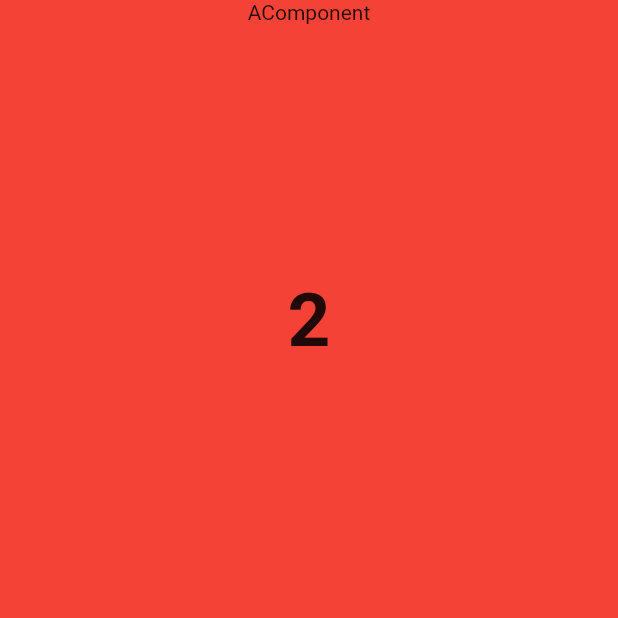
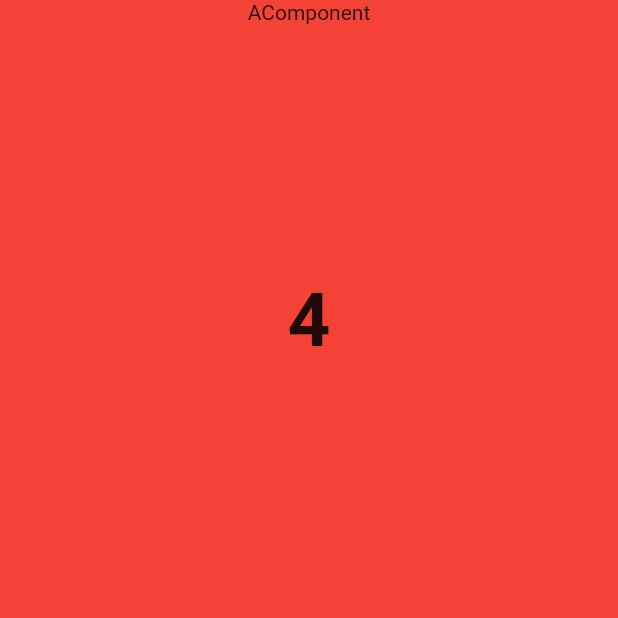
Before and after one commit to jinsa004/flutter_state, a Flutter app: the screen it shows after launch, after a tap on "숫자증가", on a phone screen of 412 x 824 dp, the top half of it. Run offline on Flutter 3.47's test engine with Material 2 defaults, Android fonts, the phone set to English and light mode, and no system bars.

Commit message:
"n에 증가 값 부여해보기"

```diff
--- a/lib/main.dart
+++ b/lib/main.dart
@@ -24,9 +24,9 @@ class HomePage extends StatefulWidget {
 
 class _HomePageState extends State<HomePage> {
   int num = 1;
-  void increase() {
+  void increase(int n) {
     setState(() {
-      num++; // 변수 값을 바꾸기 위해서는 setState()를 사용해줘야 한다.
+      num = num + n; // 변수 값을 바꾸기 위해서는 setState()를 사용해줘야 한다.
     });
   }
 
@@ -39,9 +39,9 @@ class _HomePageState extends State<HomePage> {
         crossAxisAlignment: CrossAxisAlignment.stretch,
         children: [
           Expanded(child: AComponent(num)),
-          Expanded(
-              child:
-                  BComponent(increase)), // increase 메서드를 실행이 아닌 전달하기 때문에() 안씀
+          Expanded(child: BComponent((n) {
+            increase(n);
+          })), // increase 메서드를 실행이 아닌 전달하기 때문에() 안씀
         ],
       ),
     );
@@ -89,7 +89,7 @@ class BComponent extends StatelessWidget {
             child: Align(
               child: ElevatedButton(
                 onPressed: () {
-                  increase();
+                  increase(3);
                 },
                 child: Text("숫자증가",
                     style:
@@ -102,3 +102,25 @@ class BComponent extends StatelessWidget {
     );
   }
 }
+
+class CComponent extends StatelessWidget {
+  const CComponent({Key? key}) : super(key: key);
+
+  @override
+  Widget build(BuildContext context) {
+    return Container(
+      color: Colors.green,
+      child: Column(
+        children: [
+          Text("CComponent"),
+          Expanded(
+            child: Align(
+              child: Text("안움직여용",
+                  style: TextStyle(fontSize: 50, fontWeight: FontWeight.bold)),
+            ),
+          ),
+        ],
+      ),
+    );
+  }
+}
```
